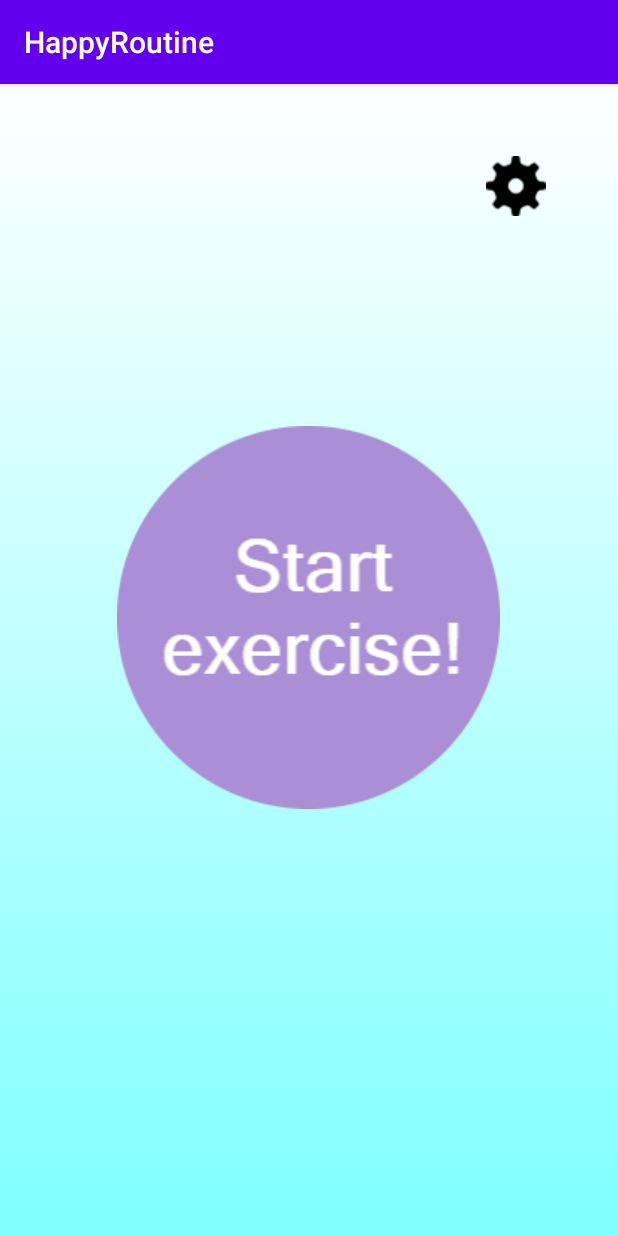
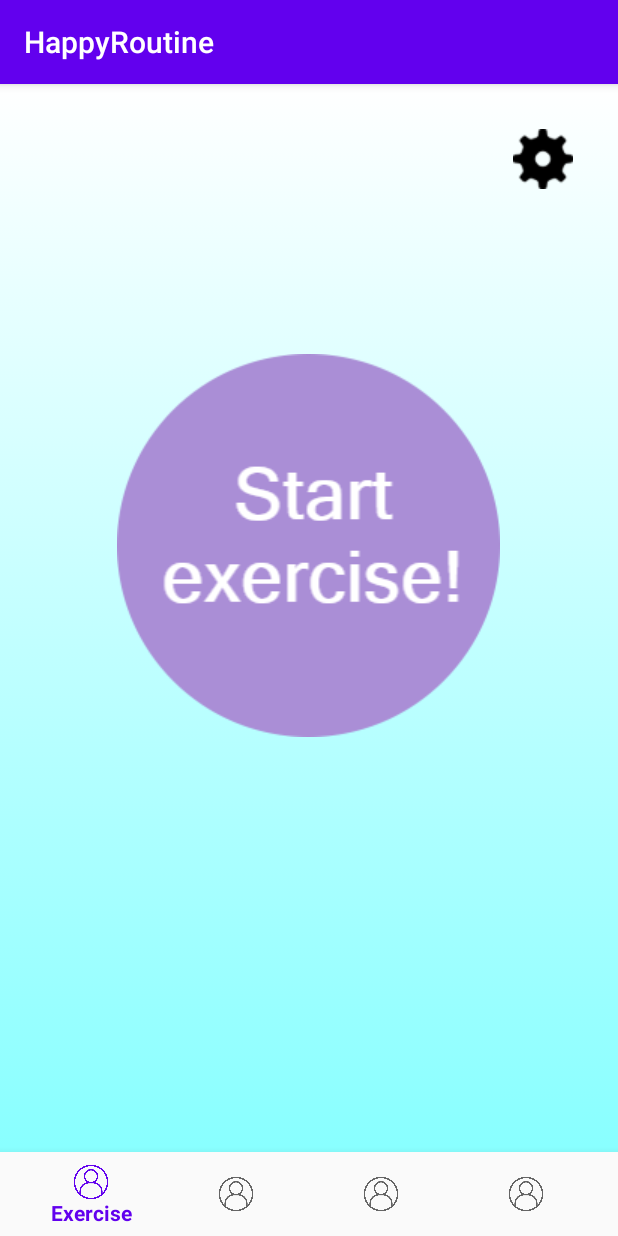
Before and after one commit to JoanMartinMartrus/HappyRoutine, an Android app: the routine screen opened directly, with no data from a screen before it, on a phone screen of 412 x 824 dp. Run offline under Robolectric (Android 15) with nearby library versions, the phone set to English and light mode, and no system bars; Roboto replaces fonts that are not available here.

Commit message:
JMM 22/03/2020 - Afegir bottom bar

```diff
--- a/app/build.gradle
+++ b/app/build.gradle
@@ -38,6 +38,8 @@ dependencies {
     androidTestImplementation 'androidx.test.espresso:espresso-core:3.2.0'
     implementation 'com.google.firebase:firebase-firestore:21.4.0'
     implementation project(path: ':jplot1.0')
+    implementation 'com.google.android.material:material:1.2.0-alpha01'
+
     //Circle ImageView
     implementation 'de.hdodenhof:circleimageview:3.1.0'
 
--- a/app/src/main/java/com/example/happyroutine/user_information.kt
+++ b/app/src/main/java/com/example/happyroutine/user_information.kt
@@ -18,7 +18,7 @@ class user_information : AppCompatActivity() {
     }
 
     fun goToUserExercise(view: View) {
-        val intent = Intent(this, exercise::class.java)
+        val intent = Intent(this, routine::class.java)
         startActivity(intent)
     }
 
--- a/app/src/main/res/layout/activity_routine.xml
+++ b/app/src/main/res/layout/activity_routine.xml
@@ -1,38 +1,53 @@
 <?xml version="1.0" encoding="utf-8"?>
-<androidx.constraintlayout.widget.ConstraintLayout
-    xmlns:android="http://schemas.android.com/apk/res/android"
+<androidx.constraintlayout.widget.ConstraintLayout xmlns:android="http://schemas.android.com/apk/res/android"
     xmlns:app="http://schemas.android.com/apk/res-auto"
+    xmlns:tools="http://schemas.android.com/tools"
     android:layout_width="match_parent"
     android:layout_height="match_parent"
     android:background="@drawable/gradient_background"
-    android:orientation="vertical"
-    android:padding="48dp">
+    android:orientation="vertical">
 
     <ImageButton
         android:id="@+id/start_exercise_button"
-        android:contentDescription="start exercise button"
         android:layout_width="wrap_content"
         android:layout_height="wrap_content"
         android:layout_marginTop="180dp"
         android:background="@null"
+        android:contentDescription="start exercise button"
+        android:onClick="goToExercise"
         app:layout_constraintEnd_toEndOf="parent"
         app:layout_constraintHorizontal_bias="0.496"
         app:layout_constraintStart_toStartOf="parent"
         app:layout_constraintTop_toTopOf="parent"
-        app:srcCompat="@drawable/start_exercise_button"
-        android:onClick="goToExercise"/>
+        app:srcCompat="@drawable/start_exercise_button" />
 
     <ImageButton
+        android:layout_margin="30dp"
         android:id="@+id/settings_button"
-        android:contentDescription="settings button"
         android:layout_width="wrap_content"
         android:layout_height="wrap_content"
         android:layout_marginTop="0dp"
         android:layout_marginEnd="0dp"
         android:background="@null"
+        android:contentDescription="settings button"
+        android:onClick="goToSettings"
         app:layout_constraintEnd_toEndOf="parent"
         app:layout_constraintTop_toTopOf="parent"
-        app:srcCompat="@drawable/settings_button"
-        android:onClick="goToSettings"/>
+        app:srcCompat="@drawable/settings_button" />
+
+
+    <com.google.android.material.bottomnavigation.BottomNavigationView
+        android:id="@+id/navigation"
+        android:layout_width="0dp"
+        android:layout_height="wrap_content"
+        android:layout_marginEnd="0dp"
+        android:layout_marginStart="0dp"
+        android:background="?android:attr/windowBackground"
+        app:layout_constraintBottom_toBottomOf="parent"
+        app:layout_constraintLeft_toLeftOf="parent"
+        app:layout_constraintRight_toRightOf="parent"
+        app:menu="@menu/bottom_navigation_menu"
+        android:onClick="changeScreen"
+        />
 
 </androidx.constraintlayout.widget.ConstraintLayout>
--- /dev/null
+++ b/app/src/main/res/menu/bottom_navigation_menu.xml
@@ -0,0 +1,15 @@
+<?xml version="1.0" encoding="utf-8"?>
+<menu xmlns:android="http://schemas.android.com/apk/res/android">
+    <item android:title="@string/exercise"
+        android:id="@+id/exercise_bottom_bar_item"
+        android:icon="@drawable/nophoto"/>
+    <item android:title="@string/diet"
+        android:id="@+id/diet_bottom_bar_item"
+        android:icon="@drawable/nophoto"/>
+    <item android:title="@string/statitiscs"
+        android:id="@+id/statistics_bottom_bar_item"
+        android:icon="@drawable/nophoto"/>
+    <item android:title="@string/social"
+        android:id="@+id/social_bottom_bar_item"
+        android:icon="@drawable/nophoto"/>
+</menu>
--- a/app/src/main/res/values/strings.xml
+++ b/app/src/main/res/values/strings.xml
@@ -52,6 +52,10 @@
     <string name="email_reset_password">We will send you an e-mail with a link to reset your password.</string>
     <string name="name_surname_example">Joan Martin Martrus</string>
     <string name="name_surname_example2">Manolo Perez Ruiz</string>
+    <string name="exercise">Exercise</string>
+    <string name="diet">Diet</string>
+    <string name="statitiscs">Statistics</string>
+    <string name="social">Social</string>
 
 
 </resources>
```
Also changed, not shown: app/src/main/java/com/example/happyroutine/routine.kt (+33 -0 lines).
